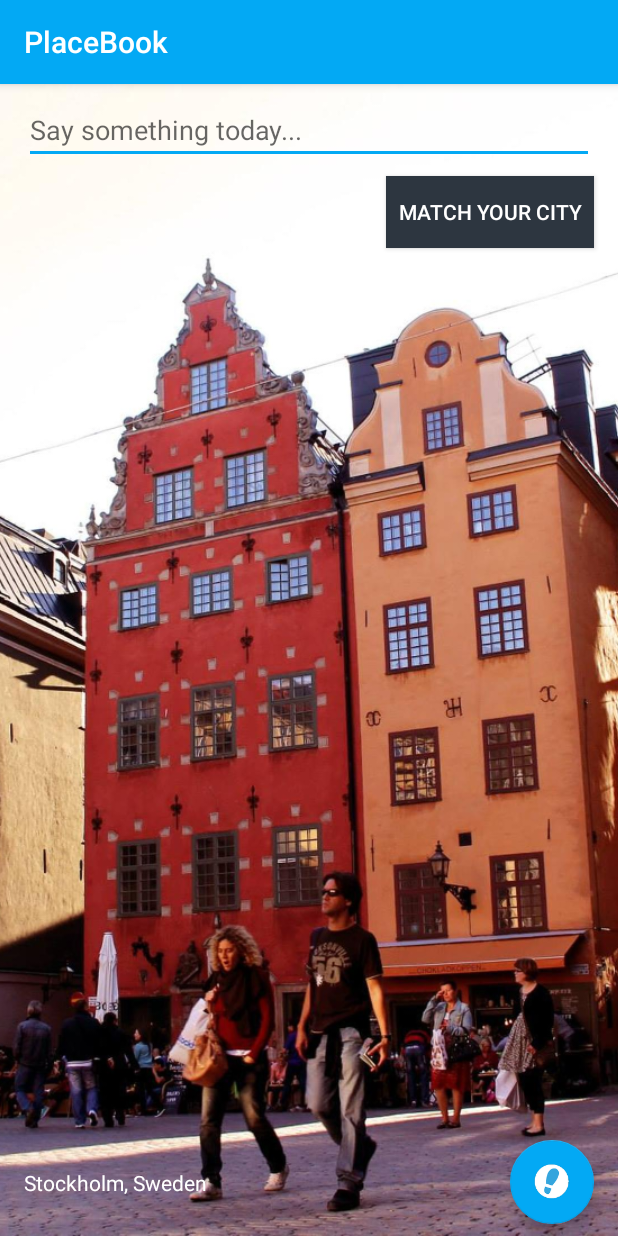
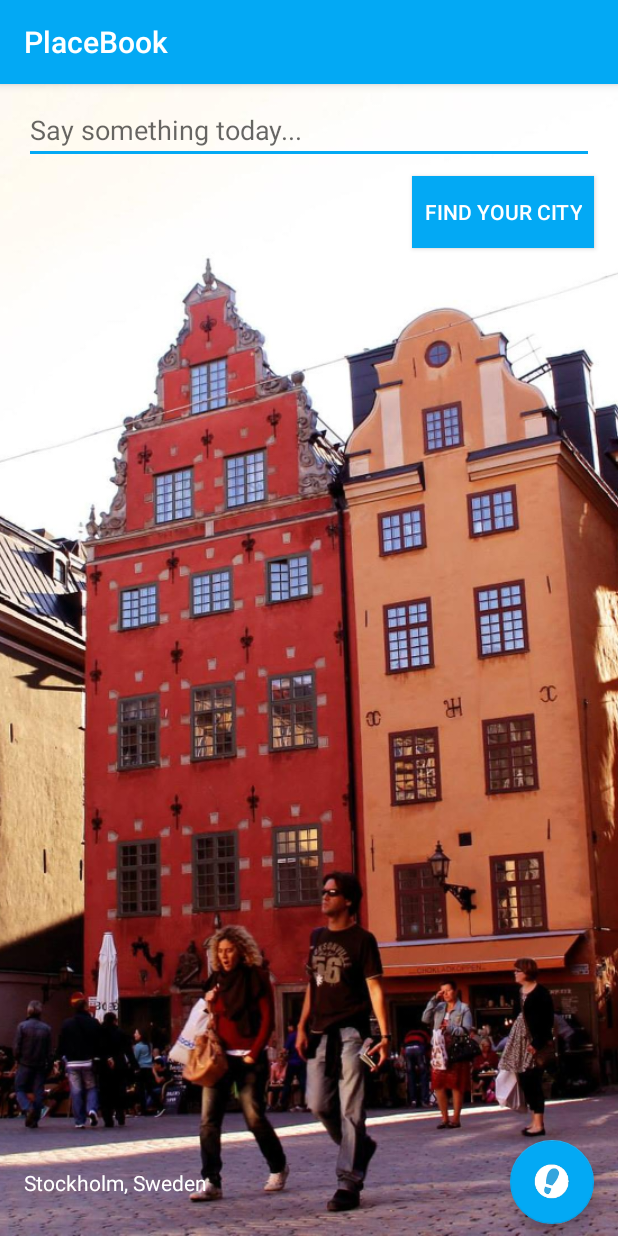
Before and after one commit to jinyanliu/Leave, an Android app: the screen it shows after launch (MainActivity), on a phone screen of 412 x 824 dp. Run offline under Robolectric (Android 15) with nearby library versions, the phone set to English and light mode, and no system bars.

Commit message:
Change save button's color and text. in main screen.

```diff
--- a/app/src/main/res/layout/activity_main.xml
+++ b/app/src/main/res/layout/activity_main.xml
@@ -43,7 +43,7 @@
             android:layout_marginEnd="@dimen/activity_horizontal_margin"
             android:layout_marginRight="@dimen/activity_horizontal_margin"
             android:layout_marginTop="@dimen/activity_vertical_margin"
-            android:background="@color/editorColorPrimary"
+            android:background="@color/colorAccent"
             android:paddingEnd="8dp"
             android:paddingLeft="8dp"
             android:paddingRight="8dp"
--- a/app/src/main/res/values/strings.xml
+++ b/app/src/main/res/values/strings.xml
@@ -5,7 +5,7 @@
     <string name="say_something_today">Say something today...</string>
     <!-- The text on the save button on the main screen.
     Used in activity_main.xml -->
-    <string name="button_text_save_mainscreen">Match Your City</string>
+    <string name="button_text_save_mainscreen">Find Your City</string>
     <!-- Default city name according to the city image is Stockholm, Sweden. Shows at main screen.
      Used in activity_main.xml -->
     <string name="default_text_city_stockholm">Stockholm, Sweden</string>
```
